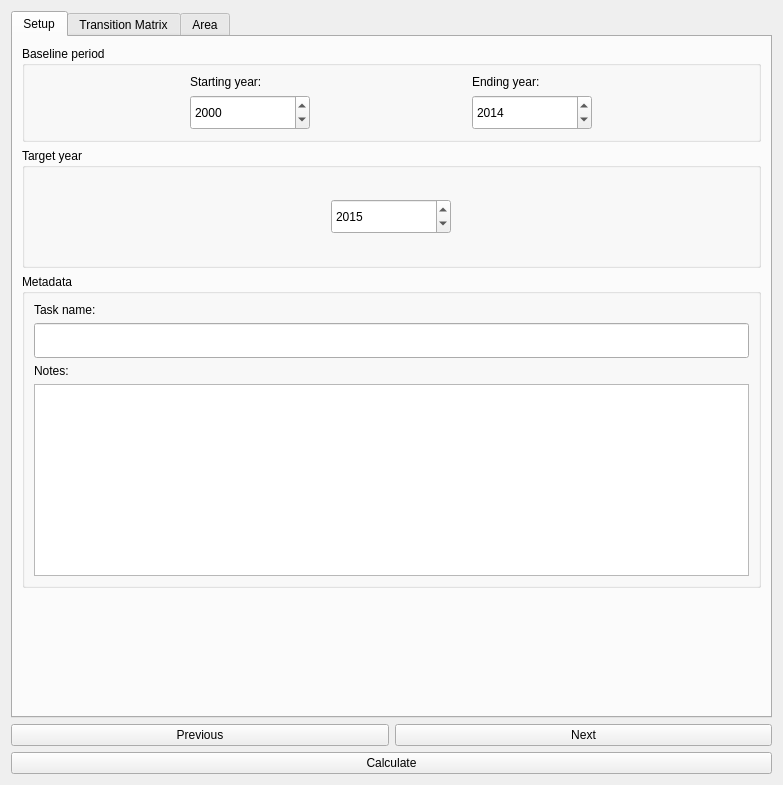
The window that LDMP/gui/DlgCalculateLC.ui (ConservationInternational/trends.earth) describes before a commit, drawn with Qt 5.
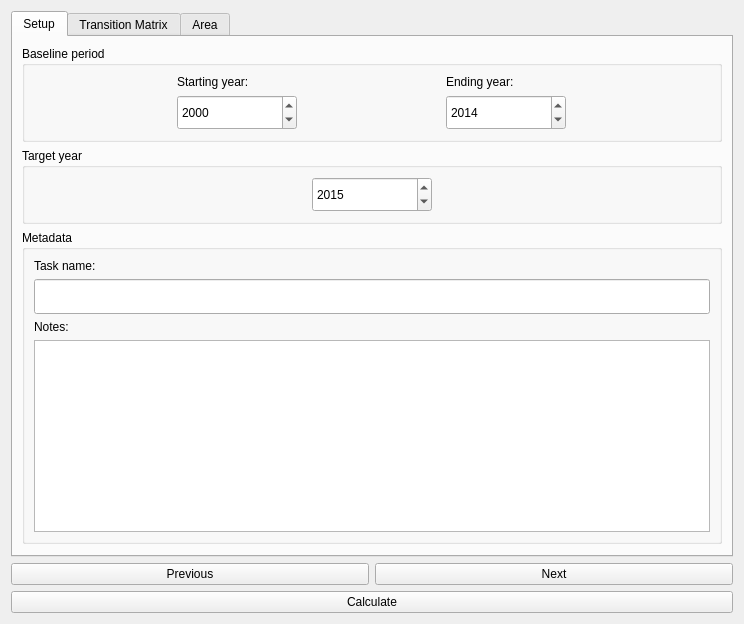
The same window after the commit.

```diff
--- a/LDMP/gui/DlgCalculateLC.ui
+++ b/LDMP/gui/DlgCalculateLC.ui
@@ -6,8 +6,8 @@
    <rect>
     <x>0</x>
     <y>0</y>
-    <width>783</width>
-    <height>785</height>
+    <width>742</width>
+    <height>600</height>
    </rect>
   </property>
   <property name="sizePolicy">
@@ -291,7 +291,7 @@
             <property name="minimumSize">
              <size>
               <width>0</width>
-              <height>60</height>
+              <height>0</height>
              </size>
             </property>
            </widget>
@@ -307,7 +307,7 @@
          <property name="sizeHint" stdset="0">
           <size>
            <width>20</width>
-           <height>40</height>
+           <height>0</height>
           </size>
          </property>
         </spacer>
@@ -360,7 +360,7 @@
          </property>
          <property name="minimumSize">
           <size>
-           <width>725</width>
+           <width>700</width>
            <height>400</height>
           </size>
          </property>
@@ -937,7 +937,7 @@
          <property name="sizeHint" stdset="0">
           <size>
            <width>20</width>
-           <height>40</height>
+           <height>0</height>
           </size>
          </property>
         </spacer>
```
